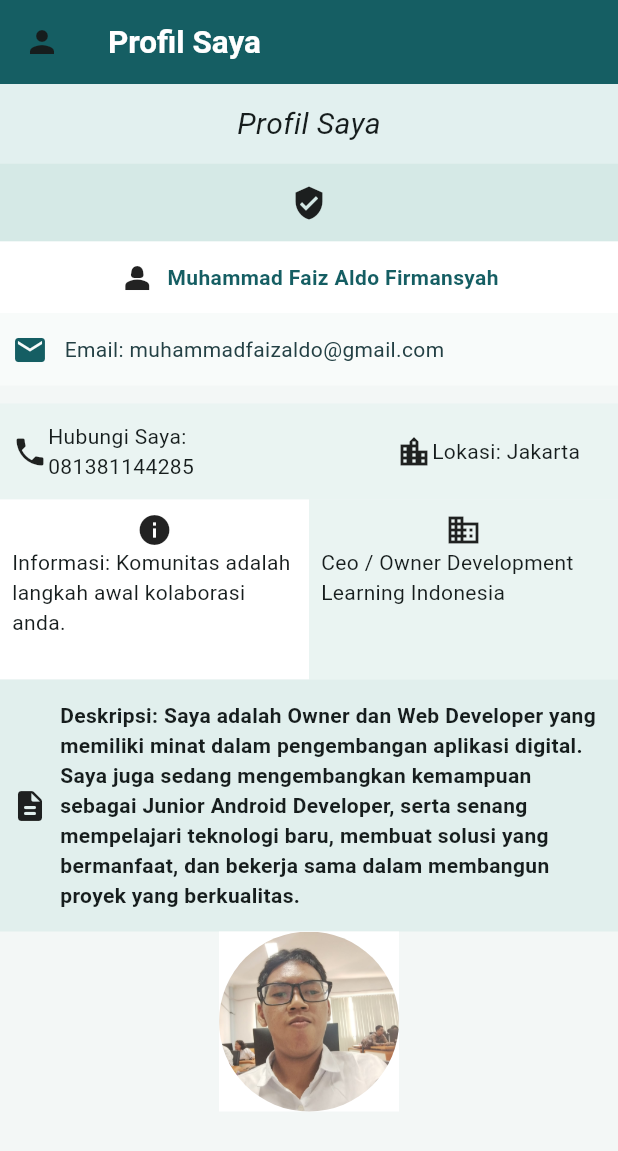
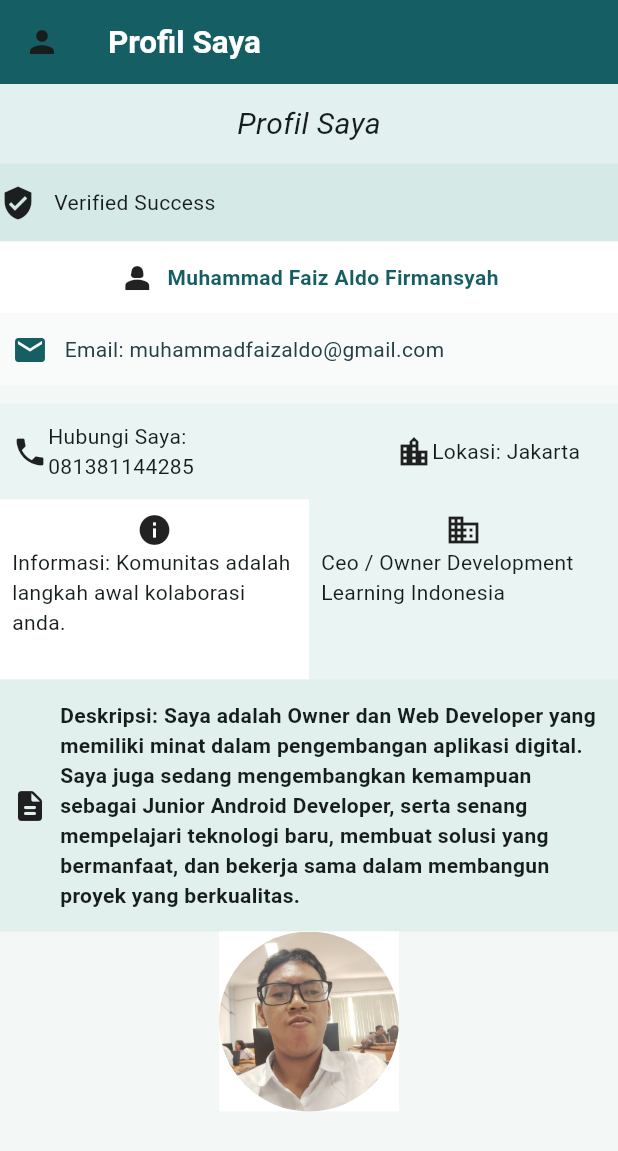
Before and after one commit to FaizAldo/ppkdju_faiz26, a Flutter app: the screen it shows after launch, on a phone screen of 412 x 824 dp. Shown: the top 1151 px of the screen. Run offline on Flutter 3.47's test engine with Material 3 defaults, Android fonts, the light colour scheme and no system bars.

Commit message:
layout file done

```diff
--- a/lib/tugas_flutter2/profil_layout.dart
+++ b/lib/tugas_flutter2/profil_layout.dart
@@ -44,7 +44,14 @@ class ProfilLayout extends StatelessWidget {
                 width: double.infinity,
                 color: const Color(0xFFD5E9E6),
                 padding: const EdgeInsets.symmetric(vertical: 14),
-                child: const Icon(Icons.verified_user),
+                child: Row(
+                  children: [
+                    const Icon(Icons.verified_user),
+                    SizedBox(width: 12,),
+                    Text("Verified Success")
+                  ],
+                ),
+
               ),
               Container(
                 width: double.infinity,
@@ -60,7 +67,7 @@ class ProfilLayout extends StatelessWidget {
                         "Muhammad Faiz Aldo Firmansyah",
                         style: TextStyle(
                           color: Color(0xFF155E63),
-                          fontWeight: FontWeight.w600,
+                          fontWeight: FontWeight.bold,
                         ),
                       ),
                     ],
```
